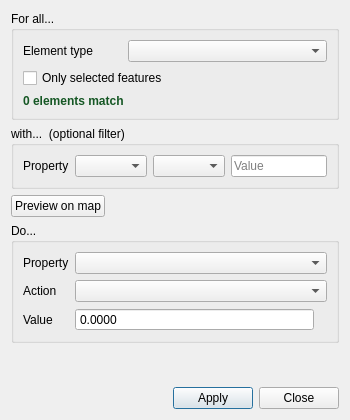
Old version of the form ui/queries/qgisred_groupedit_dialog.ui in the repository qgisred/QGISRed.
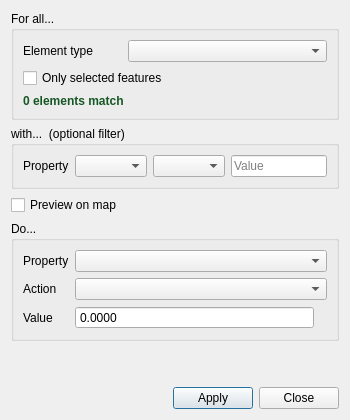
New version of the form.

Commit message: Group Edit: Turn map preview into a live checkbox that clears on close or focus loss

The edit to the form file:
```diff
--- a/ui/queries/qgisred_groupedit_dialog.ui
+++ b/ui/queries/qgisred_groupedit_dialog.ui
@@ -93,7 +93,7 @@
      <item>
       <layout class="QHBoxLayout" name="previewLayout">
        <item>
-        <widget class="QPushButton" name="btPreview">
+        <widget class="QCheckBox" name="chkPreview">
          <property name="text">
           <string>Preview on map</string>
          </property>
```
The commit also changes 1 other file.
